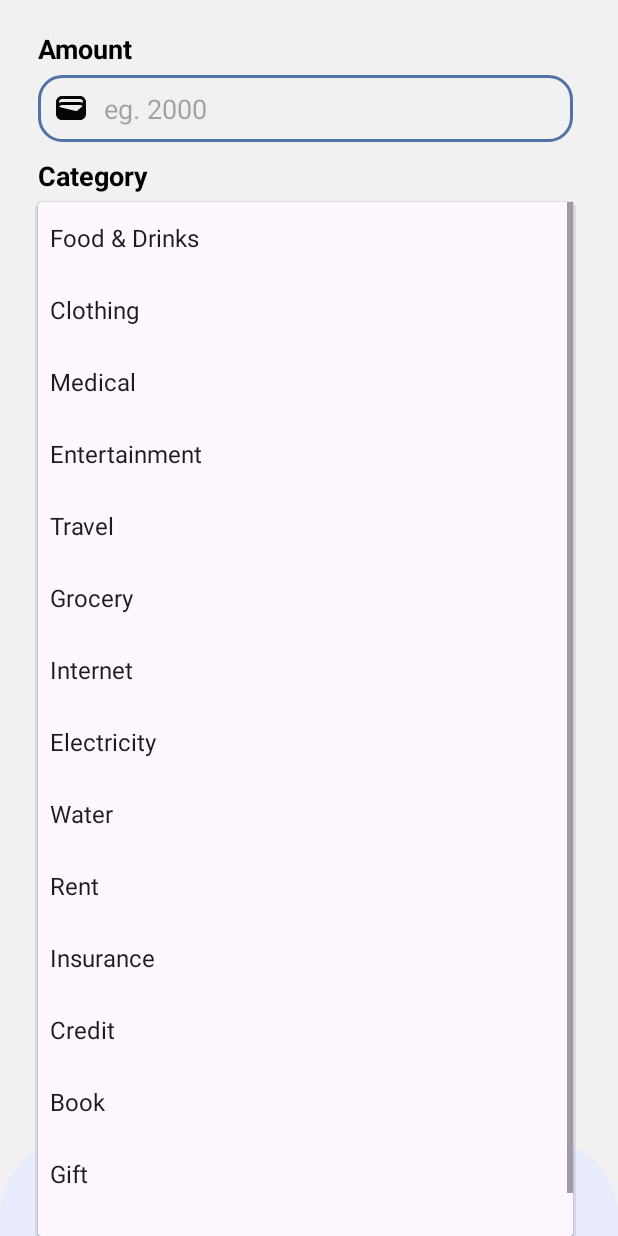
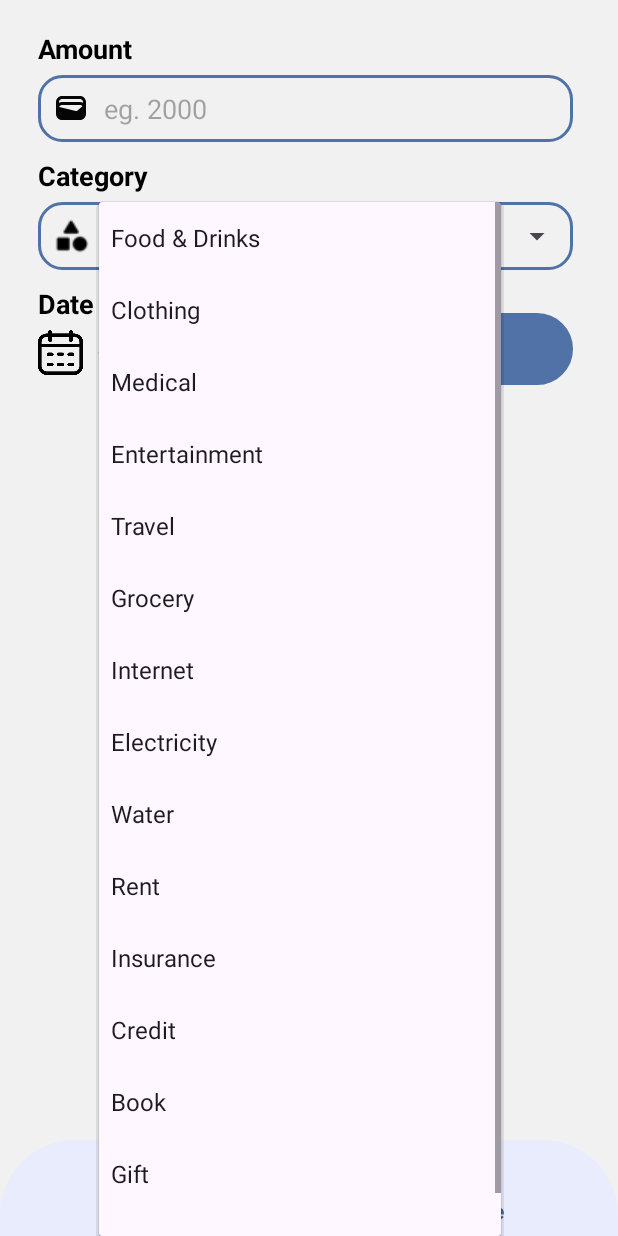
Before and after one commit to DroidNin/ExpenseEase, an Android app: the Expense screen opened directly, with no data from a screen before it, after a tap on "Food & Drinks", on a phone screen of 412 x 824 dp. Run offline under Robolectric (Android 15) with nearby library versions, the phone set to English and light mode, and no system bars; our stand-ins replace Room's generated code.

Commit message:
added icon for spinner

```diff
--- a/app/src/main/res/layout/activity_expense.xml
+++ b/app/src/main/res/layout/activity_expense.xml
@@ -68,11 +68,18 @@
             android:background="@drawable/edt_back"
             app:layout_constraintStart_toStartOf="@+id/tv_cat"
             app:layout_constraintTop_toBottomOf="@+id/tv_cat">
+
+            <ImageView
+                android:layout_width="wrap_content"
+                android:layout_height="wrap_content"
+                android:layout_marginStart="10dp"
+                android:src="@drawable/ic_category1"
+                android:layout_gravity="center_vertical"/>
             <Spinner
                 android:id="@+id/et_cat"
                 android:layout_width="match_parent"
                 android:layout_height="45dp"
-                android:background="@drawable/edt_back"
+                android:layout_marginStart="5dp"
                 app:layout_constraintStart_toStartOf="@+id/tv_cat"
                 app:layout_constraintTop_toBottomOf="@+id/tv_cat" />
         </LinearLayout>
```
